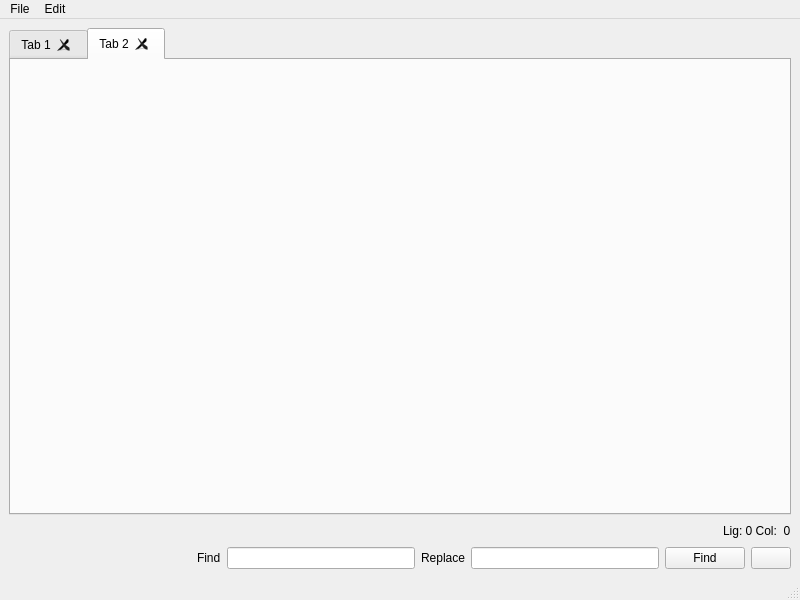
Before: the Qt Designer form mainwindow.ui in caytro/LineacTextEditor, drawn with Qt 5.
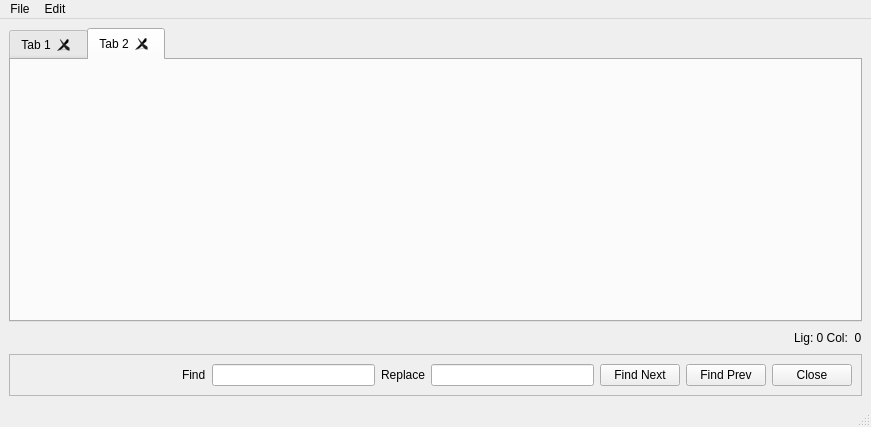
After: the same form once the commit is applied. Icons and pictures are not drawn.

Commit message: Add Find feature

```diff
--- a/mainwindow.ui
+++ b/mainwindow.ui
@@ -6,16 +6,14 @@
    <rect>
     <x>0</x>
     <y>0</y>
-    <width>800</width>
-    <height>600</height>
+    <width>871</width>
+    <height>427</height>
    </rect>
   </property>
   <property name="windowTitle">
    <string>Lin&amp;ac Text Editor</string>
   </property>
   <widget class="QWidget" name="centralwidget">
-   <layout class="QVBoxLayout" name="verticalLayout_4">
-    <item>
      <layout class="QVBoxLayout" name="verticalLayout_2">
       <item>
        <layout class="QVBoxLayout" name="verticalLayout">
@@ -74,25 +72,39 @@
           </item>
          </layout>
         </item>
-       </layout>
-      </item>
       <item>
-       <layout class="QHBoxLayout" name="horizontalLayoutFind">
+       <widget class="QFrame" name="frameSearchBar">
+        <property name="sizePolicy">
+         <sizepolicy hsizetype="Expanding" vsizetype="Maximum">
+          <horstretch>0</horstretch>
+          <verstretch>0</verstretch>
+         </sizepolicy>
+        </property>
+        <property name="frameShape">
+         <enum>QFrame::StyledPanel</enum>
+        </property>
+        <property name="frameShadow">
+         <enum>QFrame::Raised</enum>
+        </property>
+        <property name="lineWidth">
+         <number>10</number>
+        </property>
+        <layout class="QHBoxLayout" name="horizontalLayout_2">
         <item>
-         <spacer name="horizontalSpacer_2">
+          <spacer name="spacerFind">
           <property name="orientation">
            <enum>Qt::Horizontal</enum>
           </property>
           <property name="sizeHint" stdset="0">
            <size>
-            <width>40</width>
+             <width>152</width>
             <height>20</height>
            </size>
           </property>
          </spacer>
         </item>
         <item>
-         <widget class="QLabel" name="label_2">
+          <widget class="QLabel" name="labelFind">
           <property name="text">
            <string>Find</string>
           </property>
@@ -102,32 +114,39 @@
          <widget class="QLineEdit" name="lineEditFind"/>
         </item>
         <item>
-         <widget class="QLabel" name="label_3">
+          <widget class="QLabel" name="labelReplace">
           <property name="text">
            <string>Replace</string>
           </property>
          </widget>
         </item>
         <item>
-         <widget class="QLineEdit" name="lineEdit_2"/>
+          <widget class="QLineEdit" name="lineEditReplace"/>
         </item>
         <item>
-         <widget class="QPushButton" name="pushButtonFind">
+          <widget class="QPushButton" name="pushButtonFindNext">
           <property name="text">
-           <string>Find</string>
+            <string>Find Next</string>
+           </property>
+          </widget>
+         </item>
+         <item>
+          <widget class="QPushButton" name="pushButtonFindPrev">
+           <property name="text">
+            <string>Find Prev</string>
           </property>
          </widget>
         </item>
         <item>
          <widget class="QPushButton" name="pushButtonCloseFindBar">
           <property name="sizePolicy">
-           <sizepolicy hsizetype="Minimum" vsizetype="Minimum">
+            <sizepolicy hsizetype="Fixed" vsizetype="Fixed">
             <horstretch>0</horstretch>
             <verstretch>0</verstretch>
            </sizepolicy>
           </property>
           <property name="text">
-           <string/>
+            <string notr="true">Close</string>
           </property>
           <property name="icon">
            <iconset>
@@ -136,6 +155,7 @@
          </widget>
         </item>
        </layout>
+       </widget>
       </item>
      </layout>
     </item>
@@ -146,7 +166,7 @@
     <rect>
      <x>0</x>
      <y>0</y>
-     <width>800</width>
+     <width>871</width>
      <height>22</height>
     </rect>
    </property>
@@ -225,7 +245,10 @@
   </action>
   <action name="actionFind">
    <property name="text">
-    <string>Find</string>
+    <string>&amp;Find</string>
+   </property>
+   <property name="shortcut">
+    <string>Ctrl+F</string>
    </property>
   </action>
   <action name="actionFind_And_Replace">
```
Lines whose indentation alone changed are shown as unchanged. The commit also changes 2 other files.
